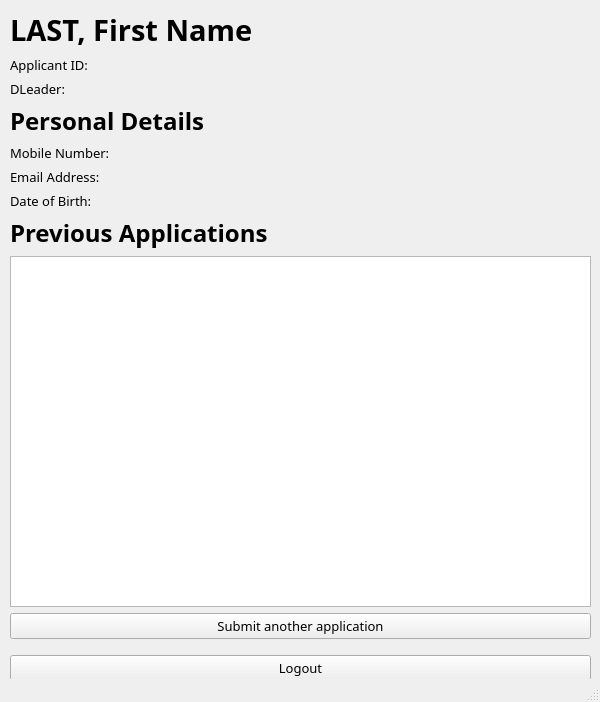
First picture: the form in ui/applicantDashboard.ui, repository nikeyys/comsci-ia, before the edit.
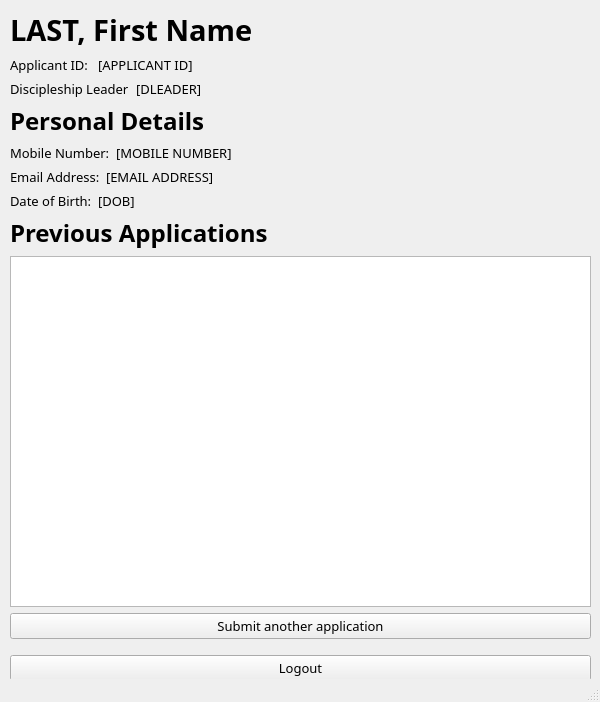
Second picture: the form after the edit.

Commit message: added application acceptance/rejection function; accepted applications add to member & email users added portion of update history

Diff of the .ui file:
```diff
--- a/ui/applicantDashboard.ui
+++ b/ui/applicantDashboard.ui
@@ -57,7 +57,15 @@
         </widget>
        </item>
        <item>
-        <widget class="QLabel" name="label_applicantID">
+        <layout class="QHBoxLayout" name="hLayout_applicantID">
+         <item>
+          <widget class="QLabel" name="lbl_applicantID_header">
+           <property name="sizePolicy">
+            <sizepolicy hsizetype="Maximum" vsizetype="Preferred">
+             <horstretch>0</horstretch>
+             <verstretch>0</verstretch>
+            </sizepolicy>
+           </property>
          <property name="text">
           <string>Applicant ID: </string>
          </property>
@@ -67,11 +75,40 @@
         </widget>
        </item>
        <item>
-        <widget class="QLabel" name="label_dLeader">
+          <widget class="QLabel" name="lbl_applicantID_filler">
          <property name="text">
-          <string>DLeader: </string>
-         </property>
-        </widget>
+            <string>[APPLICANT ID]</string>
+           </property>
+          </widget>
+         </item>
+        </layout>
+       </item>
+       <item>
+        <layout class="QHBoxLayout" name="hLayout_dleader">
+         <item>
+          <widget class="QLabel" name="lbl_dleader_header">
+           <property name="sizePolicy">
+            <sizepolicy hsizetype="Maximum" vsizetype="Preferred">
+             <horstretch>0</horstretch>
+             <verstretch>0</verstretch>
+            </sizepolicy>
+           </property>
+           <property name="text">
+            <string>Discipleship Leader</string>
+           </property>
+           <property name="alignment">
+            <set>Qt::AlignLeading|Qt::AlignLeft|Qt::AlignTop</set>
+           </property>
+          </widget>
+         </item>
+         <item>
+          <widget class="QLabel" name="lbl_dleader_filler">
+           <property name="text">
+            <string>[DLEADER]</string>
+           </property>
+          </widget>
+         </item>
+        </layout>
        </item>
       </layout>
      </item>
@@ -92,25 +129,79 @@
         </widget>
        </item>
        <item>
-        <widget class="QLabel" name="label_mobileNumber">
+        <layout class="QHBoxLayout" name="hLayout_mobileNumber">
+         <item>
+          <widget class="QLabel" name="lbl_mobileNumber_header">
+           <property name="sizePolicy">
+            <sizepolicy hsizetype="Maximum" vsizetype="Preferred">
+             <horstretch>0</horstretch>
+             <verstretch>0</verstretch>
+            </sizepolicy>
+           </property>
          <property name="text">
           <string>Mobile Number:</string>
          </property>
         </widget>
        </item>
        <item>
-        <widget class="QLabel" name="label_emailAddress">
+          <widget class="QLabel" name="lbl_mobileNumber_filler">
+           <property name="text">
+            <string>[MOBILE NUMBER]</string>
+           </property>
+          </widget>
+         </item>
+        </layout>
+       </item>
+       <item>
+        <layout class="QHBoxLayout" name="hLayout_email">
+         <item>
+          <widget class="QLabel" name="lbl_email_header">
+           <property name="sizePolicy">
+            <sizepolicy hsizetype="Maximum" vsizetype="Preferred">
+             <horstretch>0</horstretch>
+             <verstretch>0</verstretch>
+            </sizepolicy>
+           </property>
          <property name="text">
           <string>Email Address:</string>
          </property>
         </widget>
        </item>
        <item>
-        <widget class="QLabel" name="label_dob">
+          <widget class="QLabel" name="lbl_email_filler">
          <property name="text">
-          <string>Date of Birth: </string>
-         </property>
-        </widget>
+            <string>[EMAIL ADDRESS]</string>
+           </property>
+          </widget>
+         </item>
+        </layout>
+       </item>
+       <item>
+        <layout class="QHBoxLayout" name="hLayout_dob">
+         <item>
+          <widget class="QLabel" name="lbl_dob_header">
+           <property name="sizePolicy">
+            <sizepolicy hsizetype="Maximum" vsizetype="Preferred">
+             <horstretch>0</horstretch>
+             <verstretch>0</verstretch>
+            </sizepolicy>
+           </property>
+           <property name="text">
+            <string>Date of Birth:</string>
+           </property>
+           <property name="alignment">
+            <set>Qt::AlignLeading|Qt::AlignLeft|Qt::AlignTop</set>
+           </property>
+          </widget>
+         </item>
+         <item>
+          <widget class="QLabel" name="lbl_dob_filler">
+           <property name="text">
+            <string>[DOB]</string>
+           </property>
+          </widget>
+         </item>
+        </layout>
        </item>
       </layout>
      </item>
```
Left out of the diff: 12 changed lines with no effect on the pictures. Lines whose indentation alone changed are shown as unchanged. The commit also changes 5 other files.
